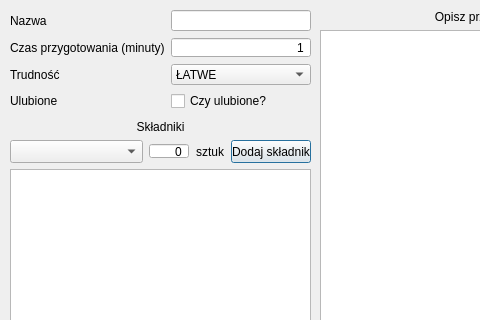
Before: the Qt Designer form KsiazKuch/addprzepisdialog.ui in Valumior/KsiazKuch, drawn with Qt 5; both pictures show x 0 to 480 and y 0 to 320 of the 680 by 450 pixel window.
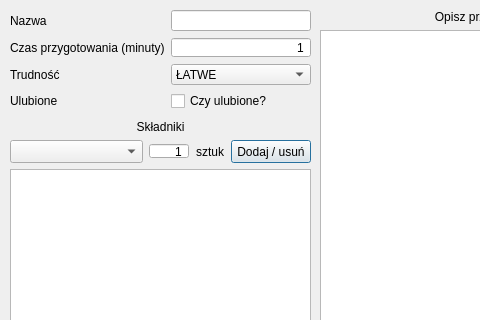
After: the same form once the commit is applied.

Patch:
```diff
--- a/KsiazKuch/addprzepisdialog.ui
+++ b/KsiazKuch/addprzepisdialog.ui
@@ -92,6 +92,9 @@
         <property name="buttonSymbols">
          <enum>QAbstractSpinBox::NoButtons</enum>
         </property>
+        <property name="minimum">
+         <number>1</number>
+        </property>
         <property name="maximum">
          <number>999999999</number>
         </property>
@@ -134,7 +137,7 @@
          </size>
         </property>
         <property name="text">
-         <string>Dodaj składnik</string>
+         <string>Dodaj / usuń</string>
         </property>
        </widget>
       </item>
```
Left out of the diff: 13 changed lines with no effect on the pictures.
